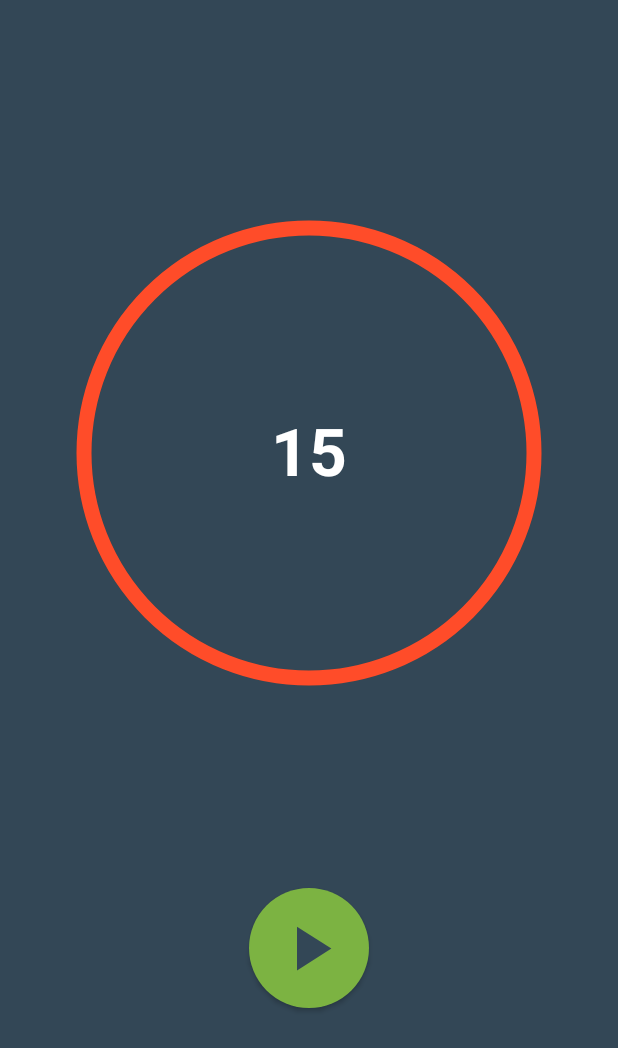
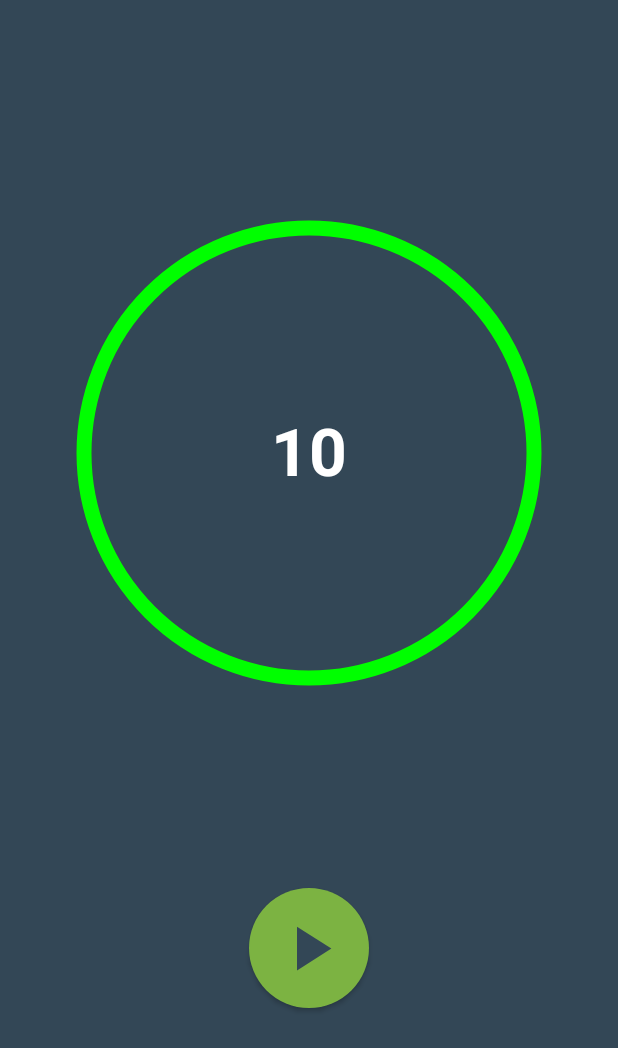
Before and after one commit to GDGCVITBHOPAL/Timer, an Android app built with Jetpack Compose: the screen it shows after launch (MainActivity), on a phone screen of 412 x 824 dp. Shown: the top 1048 px of the screen. Run offline under Robolectric (Android 15) with nearby library versions, the phone set to English and light mode, and no system bars.

Commit message:
Arc Color Change Animation

```diff
--- a/app/src/main/java/com/example/timer/MainActivity.kt
+++ b/app/src/main/java/com/example/timer/MainActivity.kt
@@ -1,9 +1,12 @@
 package com.example.timer
 
 import android.os.Bundle
+import android.util.Log
 import androidx.activity.ComponentActivity
 import androidx.activity.compose.setContent
+import androidx.compose.animation.Animatable
 import androidx.compose.animation.animateColor
+import androidx.compose.animation.animateColorAsState
 import androidx.compose.animation.core.*
 import androidx.compose.foundation.Canvas
 import androidx.compose.foundation.layout.*
@@ -47,12 +50,12 @@ class MainActivity : ComponentActivity() {
         }
     }
 }
-private enum class Screen() {
+private enum class Screen {
     Timer,
-    input
+    Input
 }
 
-private enum class ButtonState() {
+private enum class ButtonState {
     Play,
     Pause,
     Restart
@@ -60,7 +63,7 @@ private enum class ButtonState() {
 
 @Composable
 fun MyApp() {
-    var showInput by rememberSaveable { mutableStateOf(false) }
+    var currentScreen by rememberSaveable { mutableStateOf(Screen.Timer) }
     Surface(
         color = background1,
         modifier = Modifier.fillMaxSize()
@@ -68,10 +71,9 @@ fun MyApp() {
         Box(
             contentAlignment = Alignment.Center
         ) {
-            if (showInput) {
-                InputScreen(onInputClick = { showInput = !showInput })
-            } else TimerScreen(onInputClick = { showInput = !showInput })
-
+            if (currentScreen == Screen.Input) {
+                InputScreen(onInputClick = { currentScreen = Screen.Timer })
+            } else TimerScreen(onInputClick = { currentScreen = Screen.Input })
         }
 
     }
@@ -105,28 +107,56 @@ fun Timer(
         mutableStateOf(false)
     }
 
+
+
+
     // Animation state for button
     var activeButton by rememberSaveable {
         mutableStateOf(ButtonState.Play)
     }
     val buttonTransition = updateTransition(targetState = activeButton, label = "Button Animation")
-    val buttonColor by buttonTransition.animateColor(label = "Button Color") { state ->
+    val buttonColor by buttonTransition.animateColor(label = "Button Color",
+        transitionSpec = { tween(500)}) { state ->
         when (state) {
             ButtonState.Pause -> yellow
             ButtonState.Restart -> green
             else -> green
         }
     }
-    val buttonCornerDp by buttonTransition.animateDp(label = "Button Shape") { state ->
+    val buttonCornerDp by buttonTransition.animateDp(label = "Button Shape",
+        transitionSpec = { tween(500)}) { state ->
         when (state) {
             ButtonState.Pause -> 20.dp
             else -> 50.dp
         }
     }
-    val buttonWidthDp by buttonTransition.animateDp(label = "Button Width") { state ->
+    val buttonWidthDp by buttonTransition.animateDp(
+        label = "Button Width",
+    transitionSpec = { tween(500)}) { state ->
         when (state) {
             ButtonState.Pause -> 140.dp
             else -> 80.dp
+        }
+    }
+
+    val color = remember { Animatable(Color.Green) }
+    var colorChange by rememberSaveable {
+        mutableStateOf(false)
+    }
+    // animate to green/red based on `button click`
+    LaunchedEffect(colorChange) {
+        if (currentTime > 0) {
+            color.animateTo(
+                if (isTimerRunning) Color.Red else color.value,
+                animationSpec = tween(
+                    durationMillis = totalTime.toInt()
+                )
+            )
+        }
+        else{
+            Log.wtf(Tag, "In else = ${color.value}")
+            color.animateTo(Color.Green, animationSpec = tween(1000))
+            Log.wtf(Tag, "In else = ${color.value}")
         }
     }
 
@@ -135,11 +165,14 @@ fun Timer(
             delay(100L)
             currentTime -= 100L
             value = currentTime / totalTime.toFloat()
-        } else activeButton = ButtonState.Restart
+        } else {
+            colorChange = !colorChange
+            activeButton = ButtonState.Restart
+        }
     }
 
 
-    Column() {
+    Column {
         Box(
             contentAlignment = Alignment.Center,
             modifier = modifier
@@ -157,7 +190,7 @@ fun Timer(
                     style = Stroke(strokeWidth.toPx(), cap = StrokeCap.Round)
                 )
                 drawArc(
-                    color = activeBarColor,
+                    color = color.value,
                     startAngle = -90f,
                     sweepAngle = -360f * valueAnimation,
                     useCenter = false,
@@ -184,11 +217,16 @@ fun Timer(
                 if (currentTime <= 0L) {
                     currentTime = totalTime
                     isTimerRunning = true
+                    colorChange = true
+
                 } else {
                     isTimerRunning = !isTimerRunning
+                    colorChange = !colorChange
+
                 }
                 activeButton = if (isTimerRunning && currentTime > 0L) ButtonState.Pause
                 else ButtonState.Play
+
             },
             contentPadding = PaddingValues(0.dp),
 
@@ -216,7 +254,7 @@ fun Timer(
 fun TimerScreen(onInputClick: () -> Unit) {
     Timer(
         onInputClick = onInputClick,
-        totalTime = 15L * 1000L,
+        totalTime = 10L * 1000L,
         inactiveBarColor = Color.DarkGray,
         activeBarColor = ring1,
         modifier = Modifier.size(300.dp),
@@ -241,20 +279,19 @@ fun InputScreen(onInputClick: () -> Unit) {
             Text(text = "Back")
         }
     }
-
 }
-
+/*
 
 @Preview("Input Screen")
 @Composable
-fun preview_Input() {
-    InputScreen(onInputClick = {})
+fun Preview_Input() {
+    InputScreen(onInputClick = {  })
 }
 
-/*
+*/
 
 @Preview("Main Screen")
 @Composable
-fun preview_Timer() {
-    TimerScreen()
-}*/
+fun Preview_Timer() {
+    TimerScreen(onInputClick = {  })
+}
```
